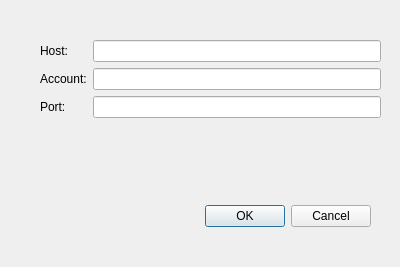
Above: src/hypervisordialog.ui from jankeconsulting/virtnosis before the change. Below: the same form after it.
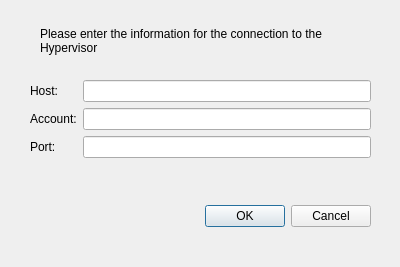
That is the form after the change.

Commit message: Added domains from hypervisor to domain view

Diff of the .ui file:
```diff
--- a/src/hypervisordialog.ui
+++ b/src/hypervisordialog.ui
@@ -35,10 +35,10 @@
   <widget class="QWidget" name="formLayoutWidget">
    <property name="geometry">
     <rect>
-     <x>40</x>
-     <y>40</y>
+     <x>30</x>
+     <y>80</y>
      <width>341</width>
-     <height>131</height>
+     <height>101</height>
     </rect>
    </property>
    <layout class="QFormLayout" name="formLayout">
@@ -74,6 +74,22 @@
     </item>
    </layout>
   </widget>
+  <widget class="QLabel" name="label">
+   <property name="geometry">
+    <rect>
+     <x>40</x>
+     <y>20</y>
+     <width>321</width>
+     <height>41</height>
+    </rect>
+   </property>
+   <property name="text">
+    <string>Please enter the information for the connection to the Hypervisor</string>
+   </property>
+   <property name="wordWrap">
+    <bool>true</bool>
+   </property>
+  </widget>
  </widget>
  <resources/>
  <connections>
```
Left out of the diff: 2 changed lines with no effect on the pictures. The commit also changes 2 other files.
